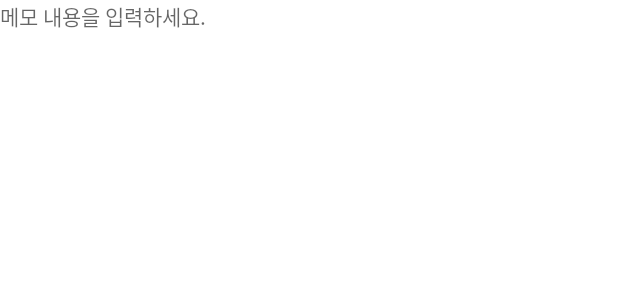
After one commit to hansh0101/Notepad, an Android app: the layout fragment_write.xml on its own in the app's theme, with its tools: preview values and no code run, on a phone screen of 412 x 824 dp. The commit adds this screen. Shown: the top 300 px of the screen. Run offline under Robolectric (Android 15) with nearby library versions, the phone set to English and light mode, and no system bars.

Commit message:
[FEATURE] #3 - Implement WriteFragment
- Implement WriteFragment
- Implement MenuProvider for WriteFragment
- Revise fragment_list.xml for FloatingActionButton's icon color
- Add DailyLog.md

```diff
--- a/app/src/main/res/drawable/ic_baseline_add_24.xml
+++ b/app/src/main/res/drawable/ic_baseline_add_24.xml
@@ -1,7 +1,7 @@
 <vector xmlns:android="http://schemas.android.com/apk/res/android"
     android:width="24dp"
     android:height="24dp"
-    android:tint="#000000"
+    android:tint="#FFFFFF"
     android:viewportWidth="24"
     android:viewportHeight="24">
     <path
--- /dev/null
+++ b/app/src/main/res/drawable/ic_baseline_save_24.xml
@@ -0,0 +1,5 @@
+<vector android:height="24dp" android:tint="#FFFFFF"
+    android:viewportHeight="24" android:viewportWidth="24"
+    android:width="24dp" xmlns:android="http://schemas.android.com/apk/res/android">
+    <path android:fillColor="@android:color/white" android:pathData="M17,3L5,3c-1.11,0 -2,0.9 -2,2v14c0,1.1 0.89,2 2,2h14c1.1,0 2,-0.9 2,-2L21,7l-4,-4zM12,19c-1.66,0 -3,-1.34 -3,-3s1.34,-3 3,-3 3,1.34 3,3 -1.34,3 -3,3zM15,9L5,9L5,5h10v4z"/>
+</vector>
--- a/app/src/main/res/layout/fragment_list.xml
+++ b/app/src/main/res/layout/fragment_list.xml
@@ -26,7 +26,8 @@
             android:src="@drawable/ic_baseline_add_24"
             app:borderWidth="0dp"
             app:layout_constraintBottom_toBottomOf="parent"
-            app:layout_constraintEnd_toEndOf="parent" />
+            app:layout_constraintEnd_toEndOf="parent"
+            app:tint="@android:color/white" />
 
     </androidx.constraintlayout.widget.ConstraintLayout>
 
--- /dev/null
+++ b/app/src/main/res/layout/fragment_write.xml
@@ -0,0 +1,25 @@
+<?xml version="1.0" encoding="utf-8"?>
+<layout xmlns:android="http://schemas.android.com/apk/res/android"
+    xmlns:tools="http://schemas.android.com/tools"
+    tools:context=".presentation.ui.main.WriteFragment">
+
+    <androidx.constraintlayout.widget.ConstraintLayout
+        android:layout_width="match_parent"
+        android:layout_height="match_parent">
+
+        <EditText
+            android:id="@+id/edit_text_field"
+            android:layout_width="match_parent"
+            android:layout_height="match_parent"
+            android:background="@null"
+            android:gravity="top"
+            android:hint="@string/hint_textfield"
+            android:importantForAutofill="no"
+            android:inputType="textMultiLine"
+            android:scrollHorizontally="false"
+            android:textColor="@color/black"
+            android:textSize="14sp" />
+
+    </androidx.constraintlayout.widget.ConstraintLayout>
+
+</layout>
--- a/app/src/main/res/values/strings.xml
+++ b/app/src/main/res/values/strings.xml
@@ -1,4 +1,6 @@
 <resources>
     <string name="app_name">Notepad</string>
     <string name="add_memo">ADD MEMO</string>
+    <string name="save">SAVE</string>
+    <string name="hint_textfield">메모 내용을 입력하세요.</string>
 </resources>
```
Also changed, not shown: app/src/main/java/co/kr/notepad/presentation/ui/main/ListFragment.kt (+14 -0 lines), app/src/main/java/co/kr/notepad/presentation/ui/main/WriteFragment.kt (added, +58 -0 lines), app/src/main/res/menu/menu_write.xml (added, +9 -0 lines), 1 other file.
